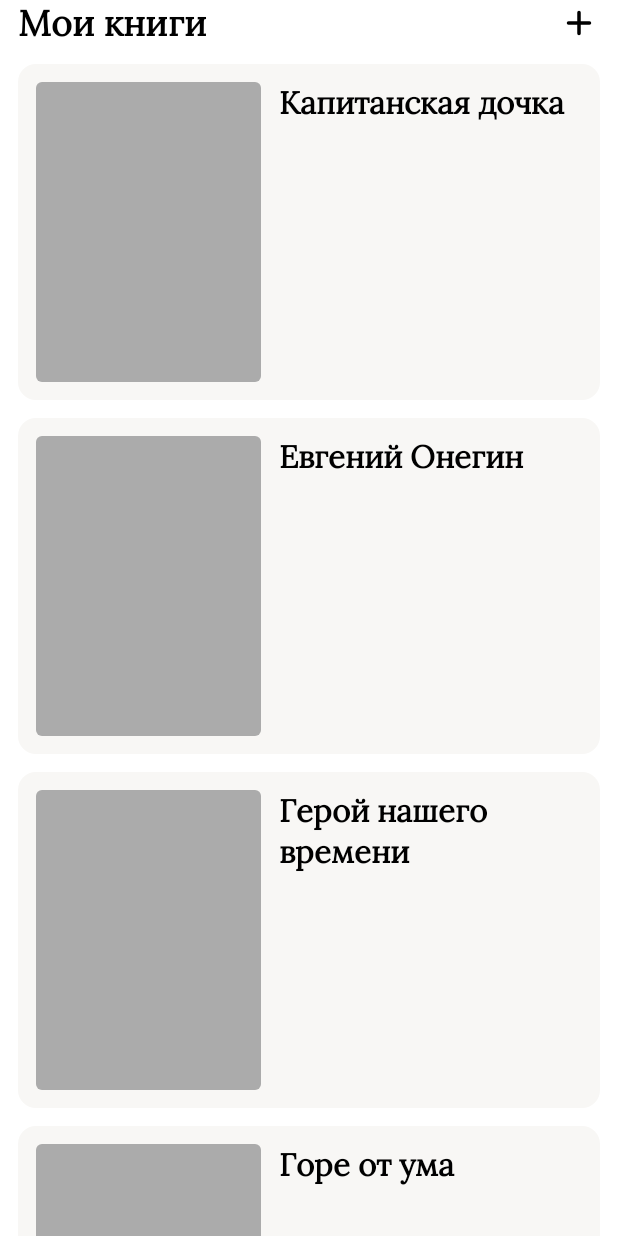
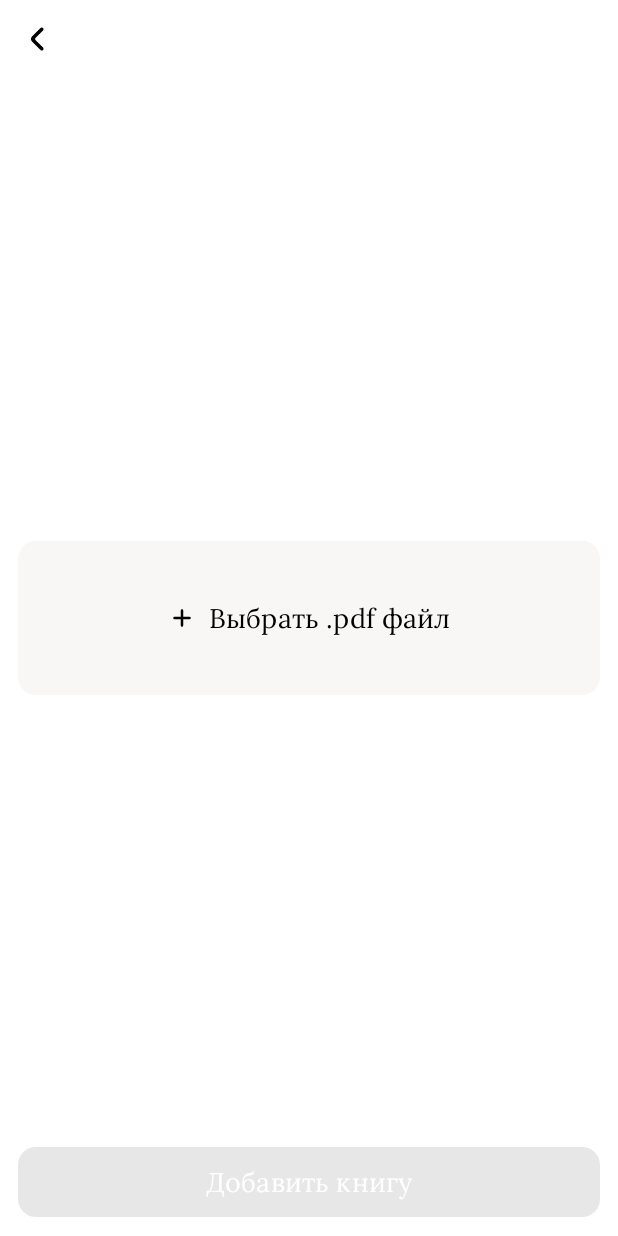
Before and after one commit to T-e-i-l-s/CoffeeBook, an Android app built with Jetpack Compose: the screen it shows after launch (MainActivity), on a phone screen of 412 x 824 dp. Run offline under Robolectric (Android 15) with nearby library versions, the phone set to English and light mode, and no system bars; our stand-ins replace Dagger/Hilt's generated code.

Commit message:
Add Book Screen UI

```diff
--- a/app/src/main/AndroidManifest.xml
+++ b/app/src/main/AndroidManifest.xml
@@ -3,7 +3,7 @@
     xmlns:tools="http://schemas.android.com/tools">
 
     <application
-        android:name=".Application"
+        android:name=".core.ui.Application"
         android:allowBackup="true"
         android:dataExtractionRules="@xml/data_extraction_rules"
         android:fullBackupContent="@xml/backup_rules"
@@ -14,7 +14,7 @@
         android:theme="@style/Theme.CoffeeBook"
         tools:targetApi="31">
         <activity
-            android:name=".MainActivity"
+            android:name=".core.ui.MainActivity"
             android:exported="true"
             android:label="@string/app_name"
             android:theme="@style/Theme.CoffeeBook">
--- a/app/src/main/java/com/mustafin/ebooks/Application.kt
+++ b/app/src/main/java/com/mustafin/ebooks/core/ui/Application.kt
@@ -1,4 +1,4 @@
-package com.mustafin.ebooks
+package com.mustafin.ebooks.core.ui
 
 import android.app.Application
 import dagger.hilt.android.HiltAndroidApp
--- a/app/src/main/java/com/mustafin/ebooks/MainActivity.kt
+++ b/app/src/main/java/com/mustafin/ebooks/core/ui/MainActivity.kt
@@ -1,10 +1,10 @@
-package com.mustafin.ebooks
+package com.mustafin.ebooks.core.ui
 
 import android.os.Bundle
 import androidx.activity.ComponentActivity
 import androidx.activity.compose.setContent
 import androidx.activity.enableEdgeToEdge
-import com.mustafin.ebooks.mainFlow.ui.screens.homeScreen.HomeScreenView
+import com.mustafin.ebooks.mainFlow.ui.screens.addBookScreen.AddBookScreenView
 import dagger.hilt.android.AndroidEntryPoint
 
 @AndroidEntryPoint
@@ -13,7 +13,7 @@ class MainActivity : ComponentActivity() {
         super.onCreate(savedInstanceState)
         enableEdgeToEdge()
         setContent {
-            HomeScreenView()
+            AddBookScreenView()
         }
     }
 }
--- a/app/src/main/java/com/mustafin/ebooks/core/ui/components/CustomButton.kt
+++ b/app/src/main/java/com/mustafin/ebooks/core/ui/components/CustomButton.kt
@@ -1,7 +1,6 @@
 package com.mustafin.ebooks.core.ui.components
 
 import androidx.compose.foundation.layout.PaddingValues
-import androidx.compose.foundation.layout.padding
 import androidx.compose.foundation.shape.RoundedCornerShape
 import androidx.compose.material3.Button
 import androidx.compose.material3.ButtonDefaults
@@ -9,10 +8,8 @@ import androidx.compose.material3.Text
 import androidx.compose.runtime.Composable
 import androidx.compose.ui.Modifier
 import androidx.compose.ui.graphics.Color
-import androidx.compose.ui.res.colorResource
 import androidx.compose.ui.unit.dp
 import androidx.compose.ui.unit.sp
-import com.mustafin.ebooks.R
 import com.mustafin.ebooks.core.domain.APP_DEFAULT_FONT
 
 @Composable
@@ -21,6 +18,7 @@ fun CustomButton(
     background: Color,
     textColor: Color,
     modifier: Modifier = Modifier,
+    enabled: Boolean = false,
     onClick: () -> Unit,
 ) {
     Button(
@@ -28,6 +26,7 @@ fun CustomButton(
         colors = ButtonDefaults.buttonColors(background),
         shape = RoundedCornerShape(12.dp),
         modifier = modifier,
+        enabled = enabled,
         contentPadding = PaddingValues(12.dp)
     ) {
         Text(
--- /dev/null
+++ b/app/src/main/java/com/mustafin/ebooks/mainFlow/ui/screens/addBookScreen/AddBookScreenView.kt
@@ -0,0 +1,61 @@
+package com.mustafin.ebooks.mainFlow.ui.screens.addBookScreen
+
+import androidx.compose.foundation.background
+import androidx.compose.foundation.layout.Box
+import androidx.compose.foundation.layout.Column
+import androidx.compose.foundation.layout.fillMaxSize
+import androidx.compose.foundation.layout.fillMaxWidth
+import androidx.compose.foundation.layout.navigationBarsPadding
+import androidx.compose.foundation.layout.padding
+import androidx.compose.foundation.layout.size
+import androidx.compose.foundation.layout.statusBarsPadding
+import androidx.compose.material3.Icon
+import androidx.compose.runtime.Composable
+import androidx.compose.ui.Alignment
+import androidx.compose.ui.Modifier
+import androidx.compose.ui.res.colorResource
+import androidx.compose.ui.res.painterResource
+import androidx.compose.ui.res.stringResource
+import androidx.compose.ui.unit.dp
+import com.mustafin.ebooks.R
+import com.mustafin.ebooks.core.ui.components.CustomButton
+import com.mustafin.ebooks.mainFlow.ui.screens.addBookScreen.views.SelectFileButtonView
+
+@Composable
+fun AddBookScreenView() {
+    Box(
+        modifier = Modifier
+            .fillMaxSize()
+            .background(colorResource(id = R.color.background))
+            .padding(12.dp)
+            .statusBarsPadding()
+            .navigationBarsPadding()
+    ) {
+        Icon(
+            painter = painterResource(id = R.drawable.arrow_left_icon),
+            contentDescription = null,
+            tint = colorResource(id = R.color.text),
+            modifier = Modifier
+                .size(28.dp)
+                .align(Alignment.TopStart)
+        )
+
+        Column(
+            modifier = Modifier
+                .fillMaxWidth()
+                .align(Alignment.Center)
+        ) {
+            SelectFileButtonView {}
+        }
+
+        CustomButton(
+            label = stringResource(id = R.string.add_book),
+            background = colorResource(id = R.color.black),
+            textColor = colorResource(id = R.color.white),
+            enabled = false,
+            modifier = Modifier
+                .fillMaxWidth()
+                .align(Alignment.BottomCenter)
+        ) {}
+    }
+}
--- /dev/null
+++ b/app/src/main/java/com/mustafin/ebooks/mainFlow/ui/screens/addBookScreen/views/SelectFileButtonView.kt
@@ -0,0 +1,50 @@
+package com.mustafin.ebooks.mainFlow.ui.screens.addBookScreen.views
+
+import androidx.compose.foundation.layout.PaddingValues
+import androidx.compose.foundation.layout.Row
+import androidx.compose.foundation.layout.Spacer
+import androidx.compose.foundation.layout.fillMaxWidth
+import androidx.compose.foundation.layout.width
+import androidx.compose.foundation.shape.RoundedCornerShape
+import androidx.compose.material3.Button
+import androidx.compose.material3.ButtonDefaults
+import androidx.compose.material3.Icon
+import androidx.compose.material3.Text
+import androidx.compose.runtime.Composable
+import androidx.compose.ui.Alignment
+import androidx.compose.ui.Modifier
+import androidx.compose.ui.res.colorResource
+import androidx.compose.ui.res.painterResource
+import androidx.compose.ui.res.stringResource
+import androidx.compose.ui.unit.dp
+import androidx.compose.ui.unit.sp
+import com.mustafin.ebooks.R
+import com.mustafin.ebooks.core.domain.APP_DEFAULT_FONT
+
+@Composable
+fun SelectFileButtonView(onClick: () -> Unit) {
+    Button(
+        onClick = onClick,
+        shape = RoundedCornerShape(12.dp),
+        contentPadding = PaddingValues(vertical = 40.dp, horizontal = 12.dp),
+        modifier = Modifier.fillMaxWidth(),
+        colors = ButtonDefaults.buttonColors(colorResource(id = R.color.secondary_background))
+    ) {
+        Row(verticalAlignment = Alignment.CenterVertically) {
+            Icon(
+                painter = painterResource(id = R.drawable.plus_icon),
+                contentDescription = null,
+                tint = colorResource(id = R.color.text)
+            )
+
+            Spacer(modifier = Modifier.width(8.dp))
+
+            Text(
+                text = stringResource(id = R.string.select_file),
+                color = colorResource(id = R.color.text),
+                fontSize = 18.sp,
+                fontFamily = APP_DEFAULT_FONT,
+            )
+        }
+    }
+}
--- a/app/src/main/java/com/mustafin/ebooks/mainFlow/ui/screens/homeScreen/HomeScreenView.kt
+++ b/app/src/main/java/com/mustafin/ebooks/mainFlow/ui/screens/homeScreen/HomeScreenView.kt
@@ -6,7 +6,6 @@ import androidx.compose.foundation.layout.Row
 import androidx.compose.foundation.layout.Spacer
 import androidx.compose.foundation.layout.fillMaxSize
 import androidx.compose.foundation.layout.fillMaxWidth
-import androidx.compose.foundation.layout.height
 import androidx.compose.foundation.layout.navigationBarsPadding
 import androidx.compose.foundation.layout.padding
 import androidx.compose.foundation.layout.size
@@ -28,7 +27,6 @@ import androidx.hilt.navigation.compose.hiltViewModel
 import com.mustafin.ebooks.R
 import com.mustafin.ebooks.core.domain.APP_DEFAULT_FONT
 import com.mustafin.ebooks.core.domain.enums.LoadingStatus
-import com.mustafin.ebooks.core.ui.components.CustomButton
 import com.mustafin.ebooks.mainFlow.ui.screens.homeScreen.views.BookInfoView
 
 // Главный экран приложения
--- a/app/src/main/java/com/mustafin/ebooks/mainFlow/ui/screens/homeScreen/views/BookInfoView.kt
+++ b/app/src/main/java/com/mustafin/ebooks/mainFlow/ui/screens/homeScreen/views/BookInfoView.kt
@@ -16,7 +16,6 @@ import androidx.compose.runtime.Composable
 import androidx.compose.ui.Alignment
 import androidx.compose.ui.Modifier
 import androidx.compose.ui.draw.clip
-import androidx.compose.ui.graphics.Color
 import androidx.compose.ui.res.colorResource
 import androidx.compose.ui.text.font.FontWeight
 import androidx.compose.ui.unit.dp
--- /dev/null
+++ b/app/src/main/res/drawable/arrow_left_icon.xml
@@ -0,0 +1,5 @@
+<vector xmlns:android="http://schemas.android.com/apk/res/android" android:height="20dp" android:viewportHeight="24" android:viewportWidth="24" android:width="20dp">
+
+    <path android:fillColor="#0F0F0F" android:pathData="M14.289,5.707C13.899,5.317 13.266,5.317 12.875,5.707L7.988,10.599C7.207,11.38 7.208,12.646 7.988,13.427L12.879,18.317C13.269,18.708 13.902,18.708 14.293,18.317C14.684,17.927 14.684,17.294 14.293,16.903L10.107,12.717C9.717,12.327 9.717,11.694 10.107,11.303L14.289,7.121C14.68,6.731 14.68,6.098 14.289,5.707Z"/>
+
+</vector>
--- a/app/src/main/res/values/strings.xml
+++ b/app/src/main/res/values/strings.xml
@@ -3,5 +3,8 @@
 
     <!--  Главный экран  -->
     <string name="my_books">Мои книги</string>
+
+    <!--  Экран добавления книги  -->
+    <string name="select_file">Выбрать .pdf файл</string>
     <string name="add_book">Добавить книгу</string>
 </resources>
```
